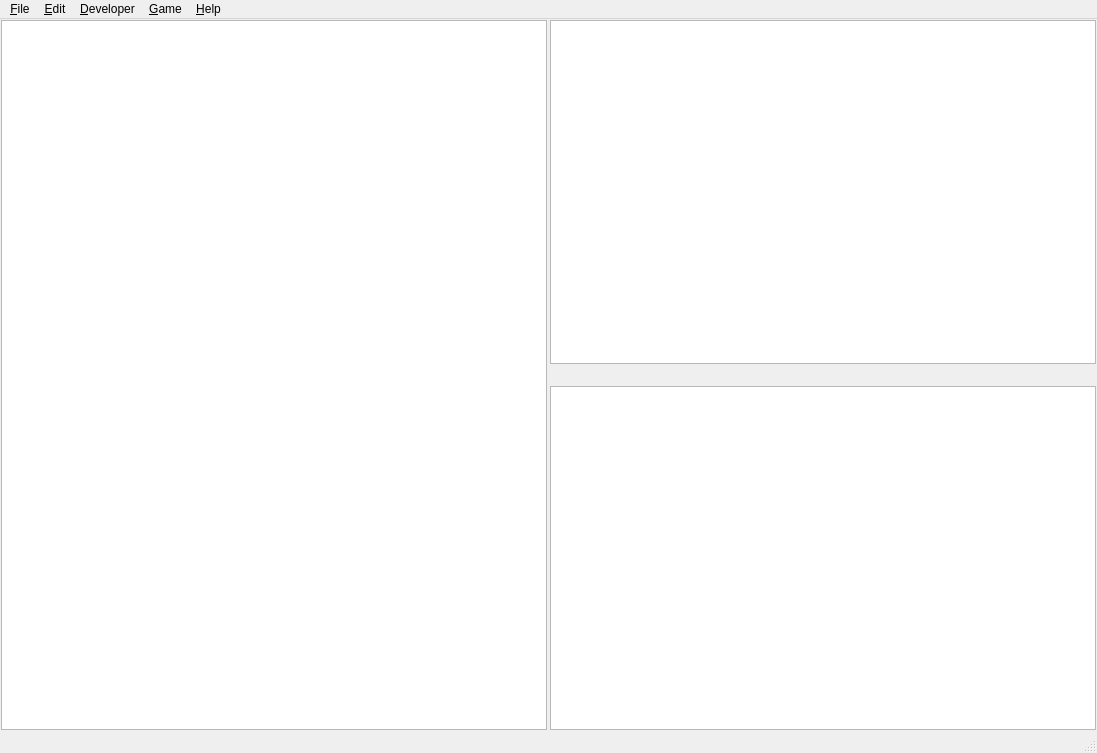
First picture: the form in src/mainwindow.ui, repository Necktschnagge/tobor-games, before the edit.
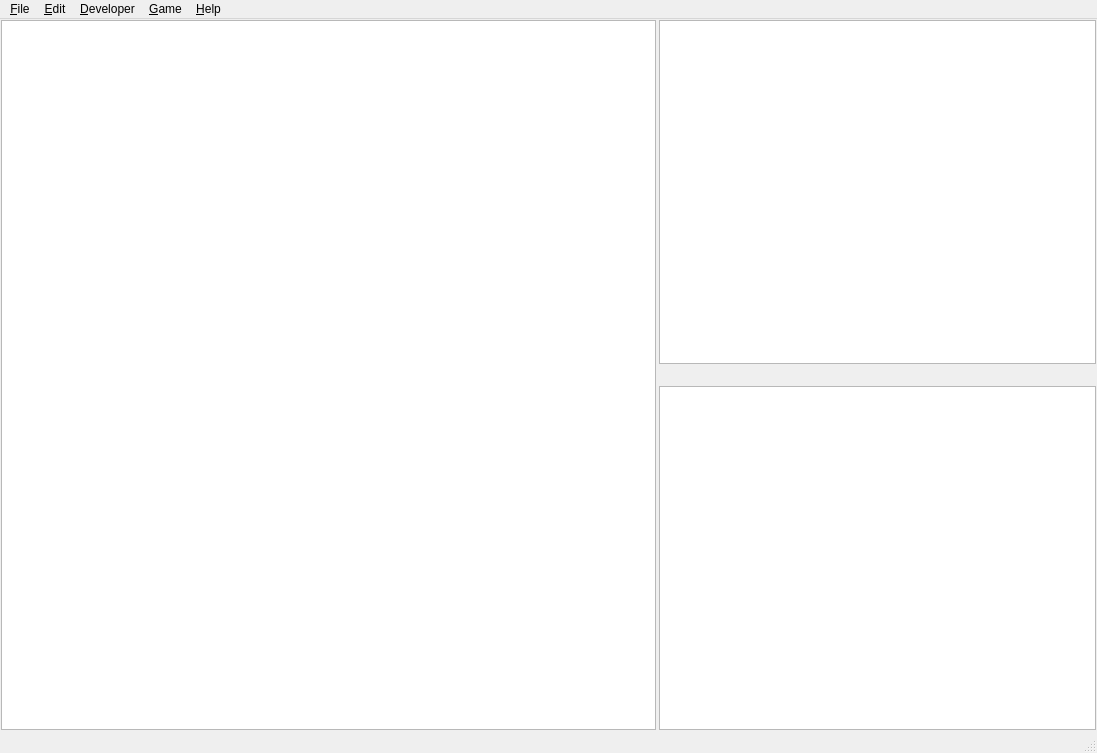
Second picture: the form after the edit.

Diff of the .ui file:
```diff
--- a/src/mainwindow.ui
+++ b/src/mainwindow.ui
@@ -37,7 +37,7 @@
           <number>2</number>
         </property>
         <item row="0" column="0">
-          <layout class="QHBoxLayout" name="horizontalLayout" stretch="1,0,1">
+          <layout class="QHBoxLayout" name="horizontalLayout" stretch="3,0,2">
             <item>
               <widget class="QGraphicsView" name="graphicsView">
                 <property name="minimumSize">
```
Left out of the diff: 2 changed lines with no effect on the pictures.
